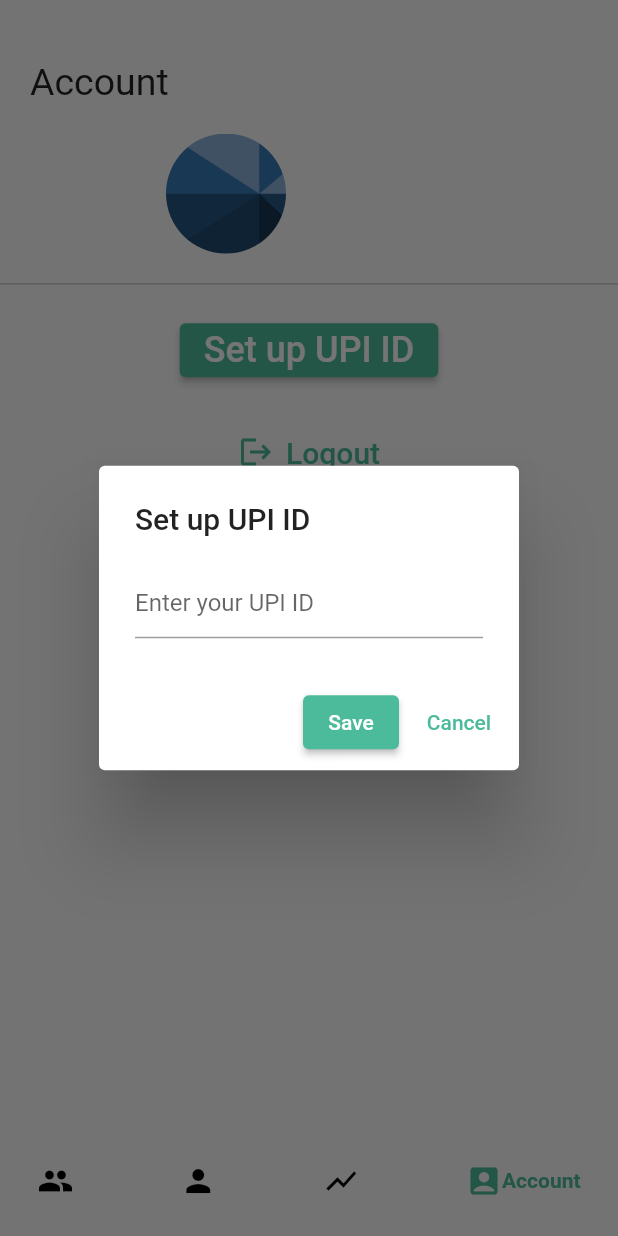
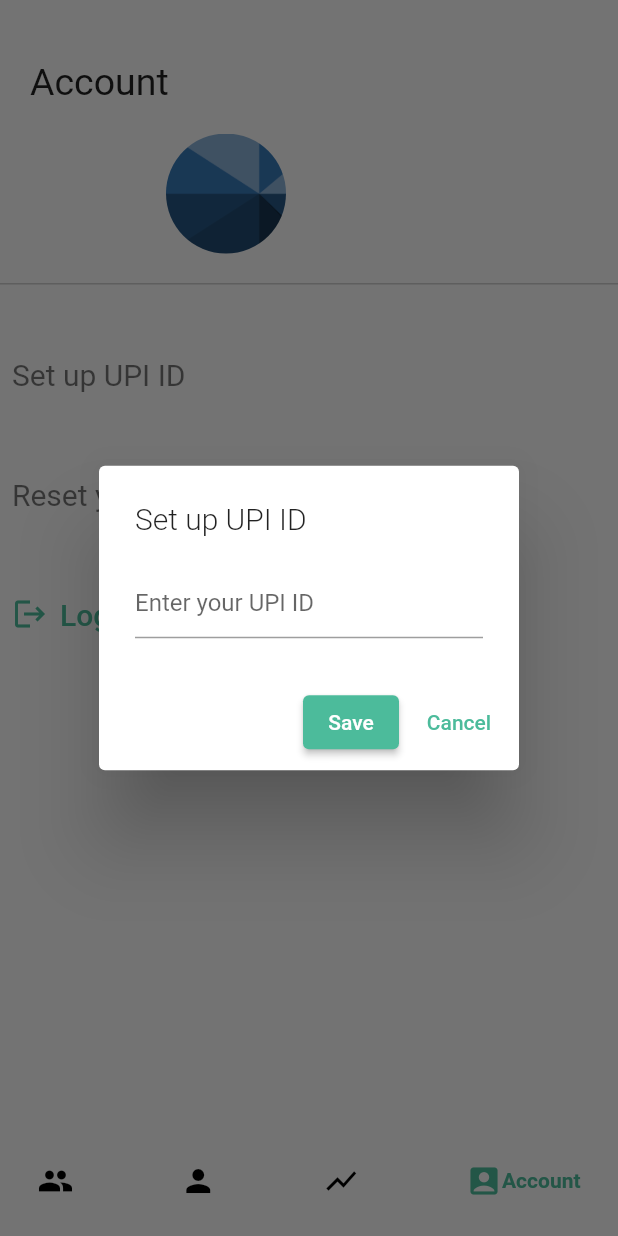
Before and after one commit to charishma-abburi/splitwise_app_replica, a Flutter app: the screen it shows once a user with an empty profile is signed in, item 4 of the bottom bar chosen, after a tap on "Set up UPI ID", on a phone screen of 412 x 824 dp. Run offline on Flutter 3.47's test engine with Material 2 defaults, Android fonts, the phone set to English and light mode, and no system bars; drawn by our look-alikes of google_nav_bar; our stand-ins replace cloud_firestore, email_validator, firebase_auth, firebase_core, firebase_messaging, flutter_spinkit and 3 more; missing offline and left inert: flutter_sms, mailer, upi_india; accounts and stored records are empty.

Commit message:
Account page UI and Added reset password

```diff
--- a/lib/src/account_page.dart
+++ b/lib/src/account_page.dart
@@ -1,3 +1,4 @@
+import 'package:fluttertoast/fluttertoast.dart';
 import 'package:splitwise_app_replica/constants.dart';
 import 'package:splitwise_app_replica/services/database.dart';
 import 'package:firebase_auth/firebase_auth.dart';
@@ -76,19 +77,21 @@ class _AccountPageState extends State<AccountPage> {
                   ),
                   const SizedBox(height: 20),
                   Center(
-                    child: ElevatedButton(
+                    child: Container(
+                      height: 80.0,
+                      width: double.infinity,
+                      child: TextButton(
                         // style: ButtonStyle(backgroundColor:Color.fromRGBO(76, 187, 155, 1), ),
-                      style: ButtonStyle(
-                        backgroundColor: MaterialStateProperty.all<Color>(
-                          Color.fromRGBO(76, 187, 155, 1),
-                        ),
+                        style: TextButton.styleFrom(
+                            alignment: Alignment.centerLeft,
+                            foregroundColor: Colors.grey
                         ),
                         onPressed: () {
                           showDialog(
                             context: context,
                             builder: (BuildContext context) {
                               return AlertDialog(
-                              title: const Text('Set up UPI ID'),
+                                title: const Text('Set up UPI ID', style: TextStyle(fontWeight: FontWeight.w300),),
                                 content: TextFormField(
                                   decoration: const InputDecoration(
                                     hintText: 'Enter your UPI ID',
@@ -131,17 +134,55 @@ class _AccountPageState extends State<AccountPage> {
                           );
                         },
                         child: const Text('Set up UPI ID',
-                          style: TextStyle(fontSize: 24)),
+                            style: TextStyle(
+                                color: Colors.black54,
+                                fontSize: 20,
+                                fontWeight: FontWeight.w400
+                            )
                         ),
                       ),
-                  const SizedBox(
-                    height: 20,
                     ),
+                  ),
+
+                  Container(
+                    height: 80.0,
+                    width: double.infinity,
+                    child: TextButton(
+                      onPressed: () async {
+                        await FirebaseAuth.instance.sendPasswordResetEmail(email:email!)
+                            .then((value) => {
+                              Fluttertoast.showToast(
+                                  msg: "Sent a reset link to your email",
+                                backgroundColor: colorTheme,
+                                textColor: Colors.white
+                              )
+                        })
+                            .onError((error, stackTrace) => {
+                          Fluttertoast.showToast(msg: "No such user")
+                        });
+                      },
+                      style: TextButton.styleFrom(
+                          alignment: Alignment.centerLeft,
+                        foregroundColor: Colors.grey
+                      ),
+                      child: const Text(
+                        "Reset your password",
+                        style: TextStyle(
+                          color: Colors.black54,
+                          fontSize: 20,
+                          fontWeight: FontWeight.w400
+                        ),
+                      ),
+                    ),
+                  ),
+
                   Center(
                     child: Container(
-                      // width: double.infinity,
+                      height: 80.0,
+                      width: double.infinity,
                       child: TextButton.icon(
                         style: TextButton.styleFrom(
+                          foregroundColor: Colors.grey,
                             alignment: Alignment.centerLeft),
                         onPressed: () async {
                           await _auth.signOut();
```
Lines whose indentation alone changed are shown as unchanged.
